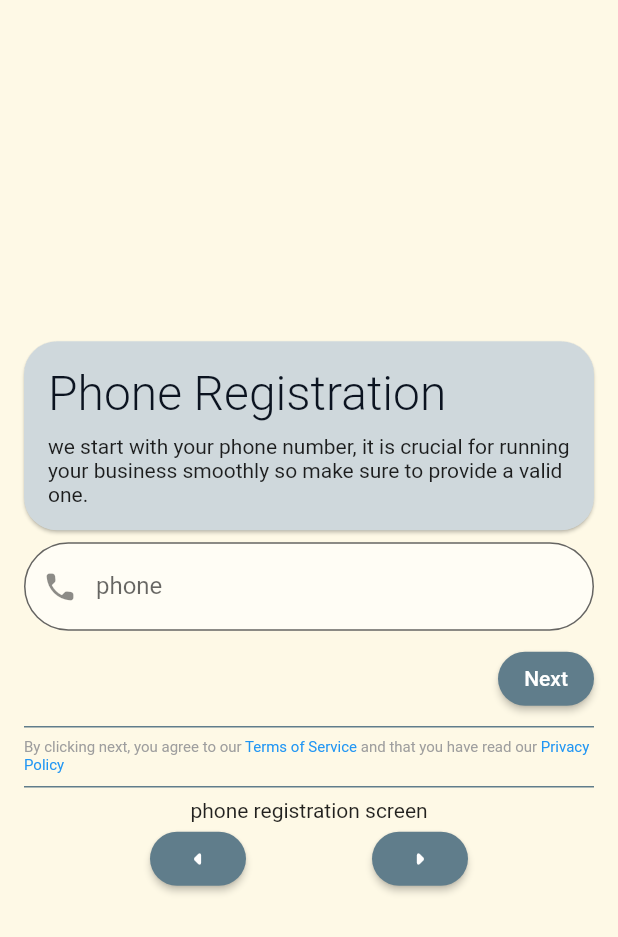
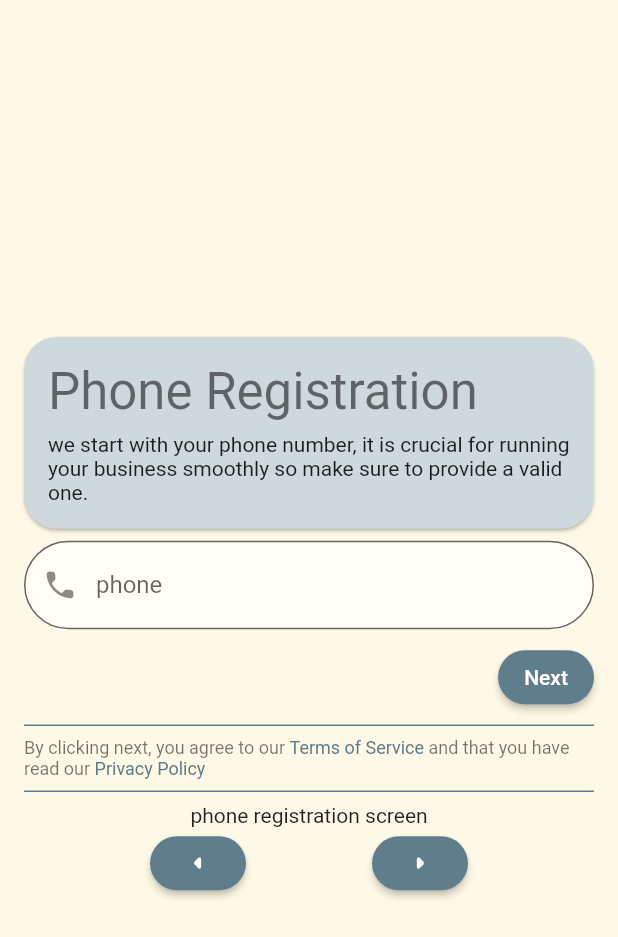
Before and after one commit to joeloudjinz/inz_businessman, a Flutter app: the PhoneRegistrationScreen screen opened by its route, on a phone screen of 412 x 824 dp. Shown: the top 937 px of the screen. Run offline on Flutter 3.47's test engine with Material 2 defaults, Android fonts, the phone set to English and light mode, and no system bars; our stand-ins replace auto_route, flutter_riverpod, get_it, injectable, stacked_services; missing offline and left inert: simple_timer.

Commit message:
Applying text theme style

```diff
--- a/lib/presentation/screens/login_screen.dart
+++ b/lib/presentation/screens/login_screen.dart
@@ -138,11 +138,14 @@ class ToRegistrationScreenWidget extends StatelessWidget {
       child: RichText(
         text: TextSpan(
           // style: const TextStyle(color: Colors.grey, fontSize: 10.0),
+          style: Theme.of(context).textTheme.caption,
           children: <TextSpan>[
             const TextSpan(text: "You don't have an account? "),
             TextSpan(
               text: 'start your business from here',
-              // style: const TextStyle(color: Colors.blue),
+              style: TextStyle(
+                color: Theme.of(context).accentColor,
+              ),
               recognizer: TapGestureRecognizer()
                 ..onTap = () => assistant.navigator
                     .navigateTo("/phone-registration-screen"),
--- a/lib/presentation/screens/phone_registration_screen.dart
+++ b/lib/presentation/screens/phone_registration_screen.dart
@@ -96,12 +96,14 @@ class AgreementText extends StatelessWidget {
   Widget build(BuildContext context) {
     return RichText(
       text: TextSpan(
-        style: const TextStyle(color: Colors.grey, fontSize: 10.0),
+        style: Theme.of(context).textTheme.caption,
         children: <TextSpan>[
           const TextSpan(text: 'By clicking next, you agree to our '),
           TextSpan(
               text: 'Terms of Service',
-              style: const TextStyle(color: Colors.blue),
+              style: TextStyle(
+                color: Theme.of(context).accentColor,
+              ),
               recognizer: TapGestureRecognizer()
                 ..onTap = () {
                   //TODO: implement terms of service page for businessman
@@ -109,7 +111,9 @@ class AgreementText extends StatelessWidget {
           const TextSpan(text: ' and that you have read our '),
           TextSpan(
               text: 'Privacy Policy',
-              style: const TextStyle(color: Colors.blue),
+              style: TextStyle(
+                color: Theme.of(context).accentColor,
+              ),
               recognizer: TapGestureRecognizer()
                 ..onTap = () {
                   //TODO: implement privacy policy page for businessman
--- a/lib/presentation/screens/phone_verification_screen.dart
+++ b/lib/presentation/screens/phone_verification_screen.dart
@@ -123,11 +123,12 @@ class VerificationInformationCard extends StatelessWidget {
                     padding: const EdgeInsets.only(bottom: 8.0),
                     child: Text(
                       "Phone Verification",
-                      style: Theme.of(context).textTheme.headline1,
+                      style: Theme.of(context).textTheme.headline4,
                     ),
                   ),
-                  const Text(
+                  Text(
                     "Enter the 6 digits you received in the SMS. if you didn't receive any click the resend button.",
+                    style: Theme.of(context).textTheme.bodyText2,
                   ),
                 ],
               ),
--- a/lib/presentation/widgets/cards/basic_card.dart
+++ b/lib/presentation/widgets/cards/basic_card.dart
@@ -21,13 +21,16 @@ class BasicCard extends StatelessWidget {
                 children: [
                   Text(
                     title,
-                    style: Theme.of(context).textTheme.headline1,
+                    style: Theme.of(context).textTheme.headline4,
                   ),
                 ],
               ),
             ),
             // AppDivider(),
-            Text(body),
+            Text(
+              body,
+              style: Theme.of(context).textTheme.bodyText2,
+            ),
           ],
         ),
       ),
```
Also changed, not shown: lib/presentation/theme/custom_theme.dart (+1 -7 lines), lib/presentation/widgets/eight_padding.dart (deleted, +0 -14 lines).
